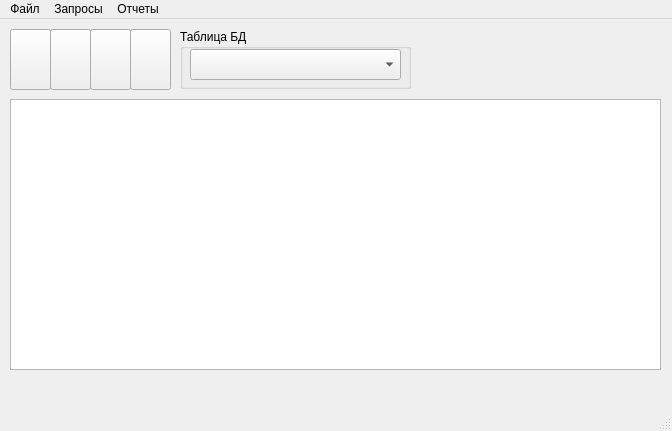
The window that ui/gui.ui (VictoriiaMurakhovskaya/coal) describes before a commit, drawn with Qt 5.
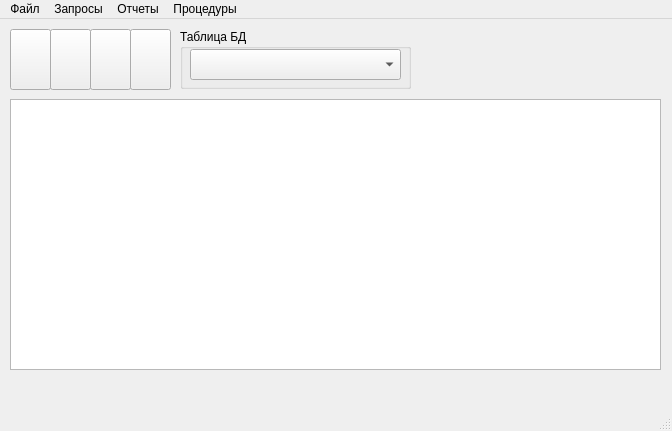
The same window after the commit. Icons and pictures are not drawn.

Patch:
```diff
--- a/ui/gui.ui
+++ b/ui/gui.ui
@@ -182,9 +182,19 @@
     <addaction name="action_7"/>
     <addaction name="action_9"/>
    </widget>
+   <widget class="QMenu" name="menu_4">
+    <property name="title">
+     <string>Процедуры</string>
+    </property>
+    <addaction name="action_1"/>
+    <addaction name="action_10"/>
+    <addaction name="action_11"/>
+    <addaction name="action_12"/>
+   </widget>
    <addaction name="menu"/>
    <addaction name="menu_2"/>
    <addaction name="menu_3"/>
+   <addaction name="menu_4"/>
   </widget>
   <widget class="QStatusBar" name="statusbar"/>
   <action name="action">
```
Left out of the diff: 22 changed lines with no effect on the pictures.
